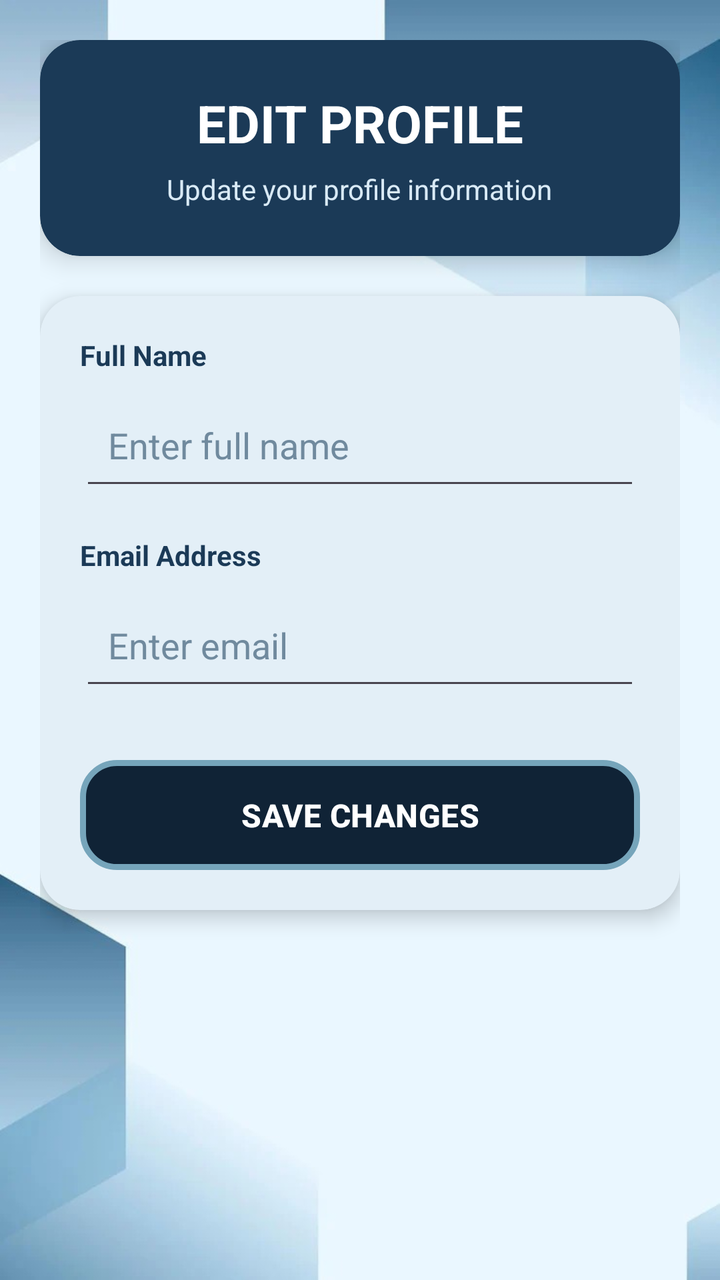
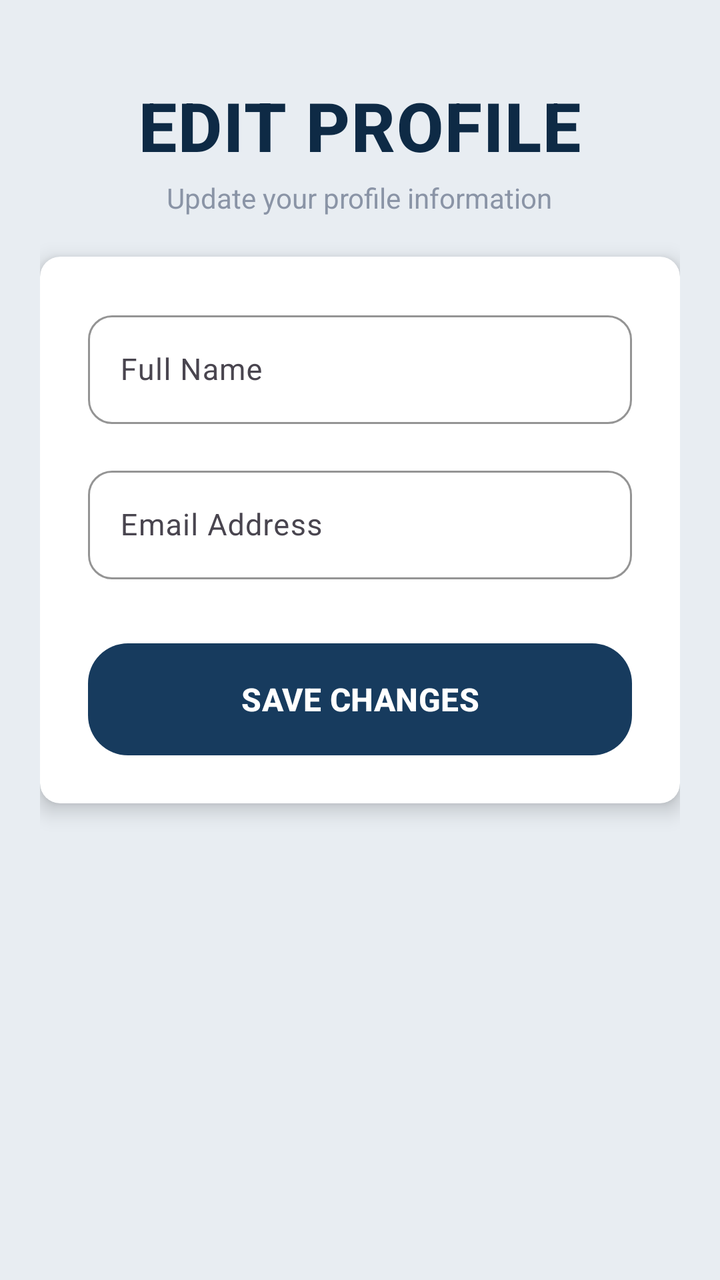

Two renders of the same Android screen: before a commit and after it. Below are the layout's source before the change and the commit's diff.
<!-- AndroidManifest.xml: application theme Theme.SmartResourceAllocation -->
<!-- res/layout/bottom_sheet_edit_profile.xml -->
<?xml version="1.0" encoding="utf-8"?>
<ScrollView xmlns:android="http://schemas.android.com/apk/res/android"
    xmlns:app="http://schemas.android.com/apk/res-auto"
    android:layout_width="match_parent"
    android:layout_height="wrap_content"
    android:fillViewport="true"
    android:background="@drawable/bg">

    <LinearLayout
        android:layout_width="match_parent"
        android:layout_height="wrap_content"
        android:orientation="vertical"
        android:padding="20dp">

        <androidx.cardview.widget.CardView
            android:layout_width="match_parent"
            android:layout_height="wrap_content"
            android:backgroundTint="#1B3A57"
            app:cardCornerRadius="20dp"
            app:cardElevation="8dp">

            <LinearLayout
                android:layout_width="match_parent"
                android:layout_height="wrap_content"
                android:gravity="center"
                android:orientation="vertical"
                android:padding="24dp">

                <TextView
                    android:layout_width="wrap_content"
                    android:layout_height="wrap_content"
                    android:text="EDIT PROFILE"
                    android:textColor="@android:color/white"
                    android:textSize="26sp"
                    android:textStyle="bold" />

                <TextView
                    android:layout_width="wrap_content"
                    android:layout_height="wrap_content"
                    android:layout_marginTop="6dp"
                    android:text="Update your profile information"
                    android:textColor="#D9EAF6"
                    android:textSize="14sp" />

            </LinearLayout>

        </androidx.cardview.widget.CardView>

        <androidx.cardview.widget.CardView
            android:layout_width="match_parent"
            android:layout_height="wrap_content"
            android:layout_marginTop="20dp"
            android:backgroundTint="#E3EFF7"
            app:cardCornerRadius="20dp"
            app:cardElevation="6dp">

            <LinearLayout
                android:layout_width="match_parent"
                android:layout_height="wrap_content"
                android:orientation="vertical"
                android:padding="20dp">

                <TextView
                    android:layout_width="wrap_content"
                    android:layout_height="wrap_content"
                    android:text="Full Name"
                    android:textColor="#1B3A57"
                    android:textStyle="bold" />

                <EditText
                    android:id="@+id/etName"
                    android:layout_width="match_parent"
                    android:layout_height="55dp"
                    android:layout_marginTop="8dp"
                    android:hint="Enter full name"
                    android:padding="14dp"
                    android:textColor="#1B3A57"
                    android:textColorHint="#708A9E" />

                <TextView
                    android:layout_width="wrap_content"
                    android:layout_height="wrap_content"
                    android:layout_marginTop="18dp"
                    android:text="Email Address"
                    android:textColor="#1B3A57"
                    android:textStyle="bold" />

                <EditText
                    android:id="@+id/etEmail"
                    android:layout_width="match_parent"
                    android:layout_height="55dp"
                    android:layout_marginTop="8dp"
                    android:hint="Enter email"
                    android:inputType="textEmailAddress"
                    android:padding="14dp"
                    android:textColor="#1B3A57"
                    android:textColorHint="#708A9E" />

                <Button
                    android:id="@+id/btnUpdate"
                    android:layout_width="match_parent"
                    android:layout_height="55dp"
                    android:layout_marginTop="30dp"
                    android:background="@drawable/button_box"
                    android:text="SAVE CHANGES"
                    android:textAllCaps="false"
                    android:textColor="@android:color/white"
                    android:textSize="16sp"
                    android:textStyle="bold"
                    app:backgroundTint="@null" />

            </LinearLayout>

        </androidx.cardview.widget.CardView>

    </LinearLayout>

</ScrollView>
<!-- resources referenced by this layout -->
<resources>
  <!-- drawable bg: jpeg bitmap (drawable, 19951 bytes) -->
  <!-- drawable button_box (drawable) -->
  <shape xmlns:android="http://schemas.android.com/apk/res/android">
      <solid android:color="#102336"/>
      <corners android:radius="17dp"/>
      <stroke
          android:width="3dp"
          android:color="#76A5BB"/>
  </shape>
  <style name="Theme.SmartResourceAllocation" parent="Base.Theme.SmartResourceAllocation" />
  <style name="Base.Theme.SmartResourceAllocation" parent="Theme.Material3.DayNight.NoActionBar">
          
          
      </style>
</resources>

<!-- the commit's change to res/layout/bottom_sheet_edit_profile.xml (unified diff, before → after) -->
@@ -2,9 +2,9 @@
 <ScrollView xmlns:android="http://schemas.android.com/apk/res/android"
     xmlns:app="http://schemas.android.com/apk/res-auto"
     android:layout_width="match_parent"
-    android:layout_height="wrap_content"
+    android:layout_height="match_parent"
     android:fillViewport="true"
-    android:background="@drawable/bg">
+    android:background="#E8EDF2">
 
     <LinearLayout
         android:layout_width="match_parent"
@@ -12,102 +12,100 @@
         android:orientation="vertical"
         android:padding="20dp">
 
-        <androidx.cardview.widget.CardView
-            android:layout_width="match_parent"
+        <TextView
+            android:layout_width="wrap_content"
             android:layout_height="wrap_content"
-            android:backgroundTint="#1B3A57"
-            app:cardCornerRadius="20dp"
-            app:cardElevation="8dp">
+            android:text="EDIT PROFILE"
+            android:textSize="34sp"
+            android:textStyle="bold"
+            android:textColor="#0E2A45"
+            android:fontFamily="sans-serif-medium"
+            android:letterSpacing="0.02"
+            android:layout_marginTop="20dp"
+            android:layout_gravity="center"/>
 
-            <LinearLayout
-                android:layout_width="match_parent"
-                android:layout_height="wrap_content"
-                android:gravity="center"
-                android:orientation="vertical"
-                android:padding="24dp">
-
-                <TextView
-                    android:layout_width="wrap_content"
-                    android:layout_height="wrap_content"
-                    android:text="EDIT PROFILE"
-                    android:textColor="@android:color/white"
-                    android:textSize="26sp"
-                    android:textStyle="bold" />
-
-                <TextView
-                    android:layout_width="wrap_content"
-                    android:layout_height="wrap_content"
-                    android:layout_marginTop="6dp"
-                    android:text="Update your profile information"
-                    android:textColor="#D9EAF6"
-                    android:textSize="14sp" />
-
-            </LinearLayout>
-
-        </androidx.cardview.widget.CardView>
+        <TextView
+            android:layout_width="wrap_content"
+            android:layout_height="wrap_content"
+            android:layout_marginTop="4dp"
+            android:text="Update your profile information"
+            android:textColor="#8A94A6"
+            android:textSize="14sp"
+            android:layout_gravity="center"/>
 
         <androidx.cardview.widget.CardView
             android:layout_width="match_parent"
             android:layout_height="wrap_content"
             android:layout_marginTop="20dp"
-            android:backgroundTint="#E3EFF7"
-            app:cardCornerRadius="20dp"
+            android:backgroundTint="#FFFFFF"
+            app:cardCornerRadius="10dp"
             app:cardElevation="6dp">
 
             <LinearLayout
                 android:layout_width="match_parent"
                 android:layout_height="wrap_content"
                 android:orientation="vertical"
-                android:padding="20dp">
+                android:padding="24dp">
 
-                <TextView
-                    android:layout_width="wrap_content"
+                <com.google.android.material.textfield.TextInputLayout
+                    android:layout_width="match_parent"
                     android:layout_height="wrap_content"
-                    android:text="Full Name"
-                    android:textColor="#1B3A57"
-                    android:textStyle="bold" />
+                    android:hint="Full Name"
+                    app:boxBackgroundMode="outline"
+                    app:boxCornerRadiusBottomEnd="12dp"
+                    app:boxCornerRadiusBottomStart="12dp"
+                    app:boxCornerRadiusTopEnd="12dp"
+                    app:boxCornerRadiusTopStart="12dp"
+                    app:boxStrokeColor="#1B3A57"
+                    app:hintTextColor="#1B3A57">
 
-                <EditText
-                    android:id="@+id/etName"
+                    <com.google.android.material.textfield.TextInputEditText
+                        android:id="@+id/etName"
+                        android:layout_width="match_parent"
+                        android:layout_height="wrap_content"
+                        android:inputType="textPersonName"
+                        android:textColor="#1B3A57"
+                        android:textSize="15sp" />
+
+                </com.google.android.material.textfield.TextInputLayout>
+
+                <com.google.android.material.textfield.TextInputLayout
                     android:layout_width="match_parent"
-                    android:layout_height="55dp"
-                    android:layout_marginTop="8dp"
-                    android:hint="Enter full name"
-                    android:padding="14dp"
-                    android:textColor="#1B3A57"
-                    android:textColorHint="#708A9E" />
-
-                <TextView
-                    android:layout_width="wrap_content"
                     android:layout_height="wrap_content"
                     android:layout_marginTop="18dp"
-                    android:text="Email Address"
-                    android:textColor="#1B3A57"
-                    android:textStyle="bold" />
+                    android:hint="Email Address"
+                    app:boxBackgroundMode="outline"
+                    app:boxCornerRadiusBottomEnd="12dp"
+                    app:boxCornerRadiusBottomStart="12dp"
+                    app:boxCornerRadiusTopEnd="12dp"
+                    app:boxCornerRadiusTopStart="12dp"
+                    app:boxStrokeColor="#1B3A57"
+                    app:hintTextColor="#1B3A57">
 
-                <EditText
-                    android:id="@+id/etEmail"
-                    android:layout_width="match_parent"
-                    android:layout_height="55dp"
-                    android:layout_marginTop="8dp"
-                    android:hint="Enter email"
-                    android:inputType="textEmailAddress"
-                    android:padding="14dp"
-                    android:textColor="#1B3A57"
-                    android:textColorHint="#708A9E" />
+                    <com.google.android.material.textfield.TextInputEditText
+                        android:id="@+id/etEmail"
+                        android:layout_width="match_parent"
+                        android:layout_height="wrap_content"
+                        android:inputType="textEmailAddress"
+                        android:textColor="#1B3A57"
+                        android:textSize="15sp" />
 
-                <Button
+                </com.google.android.material.textfield.TextInputLayout>
+
+                <com.google.android.material.button.MaterialButton
                     android:id="@+id/btnUpdate"
                     android:layout_width="match_parent"
-                    android:layout_height="55dp"
-                    android:layout_marginTop="30dp"
-                    android:background="@drawable/button_box"
+                    android:layout_height="56dp"
+                    android:layout_marginTop="32dp"
+                    android:background="@drawable/rounded_bagde"
                     android:text="SAVE CHANGES"
                     android:textAllCaps="false"
                     android:textColor="@android:color/white"
                     android:textSize="16sp"
                     android:textStyle="bold"
-                    app:backgroundTint="@null" />
+                    app:backgroundTint="@null"
+                    android:backgroundTint="#173B5E"
+                    app:cornerRadius="12dp" />
 
             </LinearLayout>
 
<!-- resource entries referenced after the edit -->
@@ -1,13 +1,14 @@
 <!-- resources referenced by this layout -->
 <resources>
-  <!-- drawable bg: jpeg bitmap (drawable, 19951 bytes) -->
-  <!-- drawable button_box (drawable) -->
+  <!-- drawable rounded_bagde (drawable) -->
+  <?xml version="1.0" encoding="utf-8"?>
   <shape xmlns:android="http://schemas.android.com/apk/res/android">
-      <solid android:color="#102336"/>
-      <corners android:radius="17dp"/>
-      <stroke
-          android:width="3dp"
-          android:color="#76A5BB"/>
+  
+      <solid android:color="#BDD6E6"/>
+  
+      <corners
+          android:radius="20dp"/>
+  
   </shape>
   <style name="Theme.SmartResourceAllocation" parent="Base.Theme.SmartResourceAllocation" />
   <style name="Base.Theme.SmartResourceAllocation" parent="Theme.Material3.DayNight.NoActionBar">
